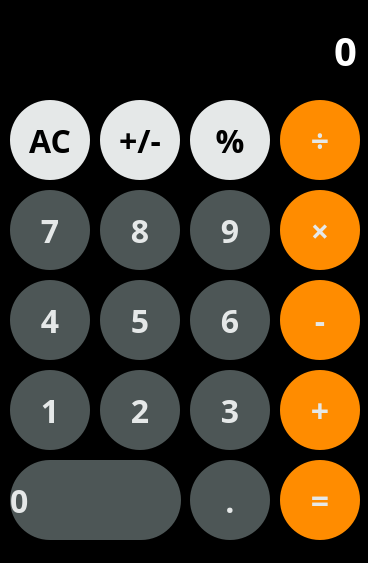
The window that calculator.ui (MilitaryGuineaPig/Calculator) describes before a commit, drawn with Qt 5.
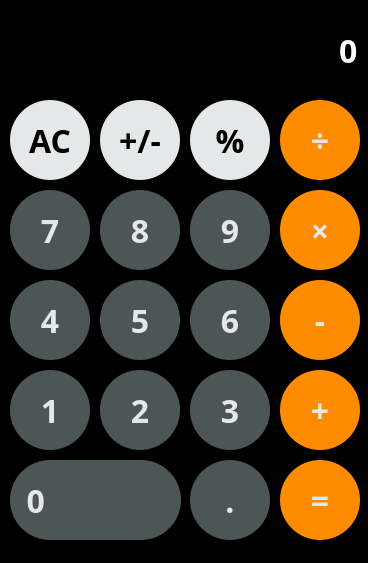
The same window after the commit.

Commit message: near to fina;

What changed in the file:
```diff
--- a/calculator.ui
+++ b/calculator.ui
@@ -35,7 +35,7 @@
     <property name="font">
      <font>
       <family>Segoe Print</family>
-      <pointsize>30</pointsize>
+      <pointsize>24</pointsize>
       <bold>true</bold>
      </font>
     </property>
@@ -482,7 +482,7 @@
 }</string>
     </property>
     <property name="text">
-     <string>0</string>
+     <string>  0</string>
     </property>
    </widget>
    <widget class="QPushButton" name="btt3">
```
The commit also changes 2 other files.
